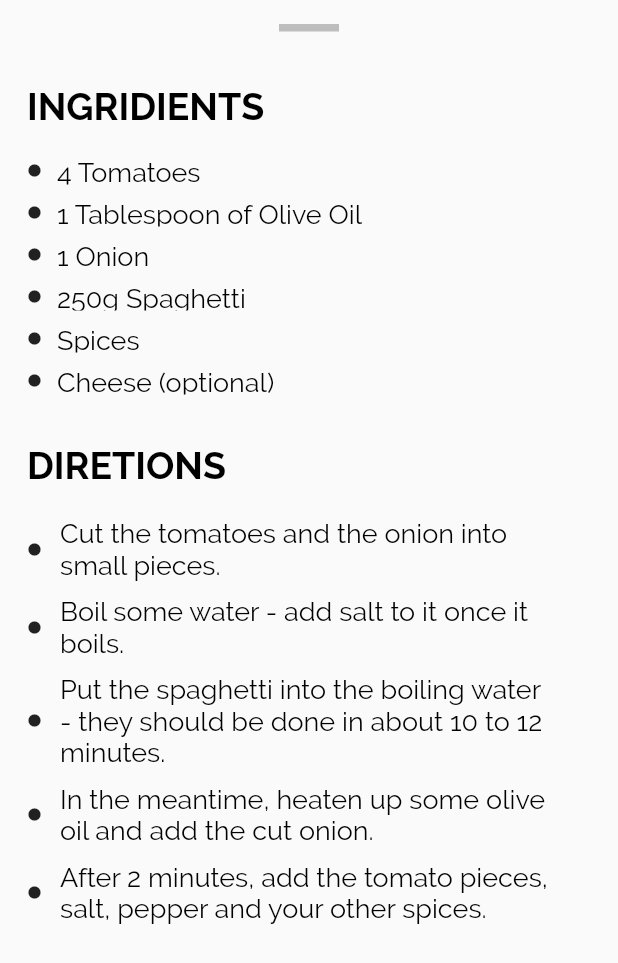
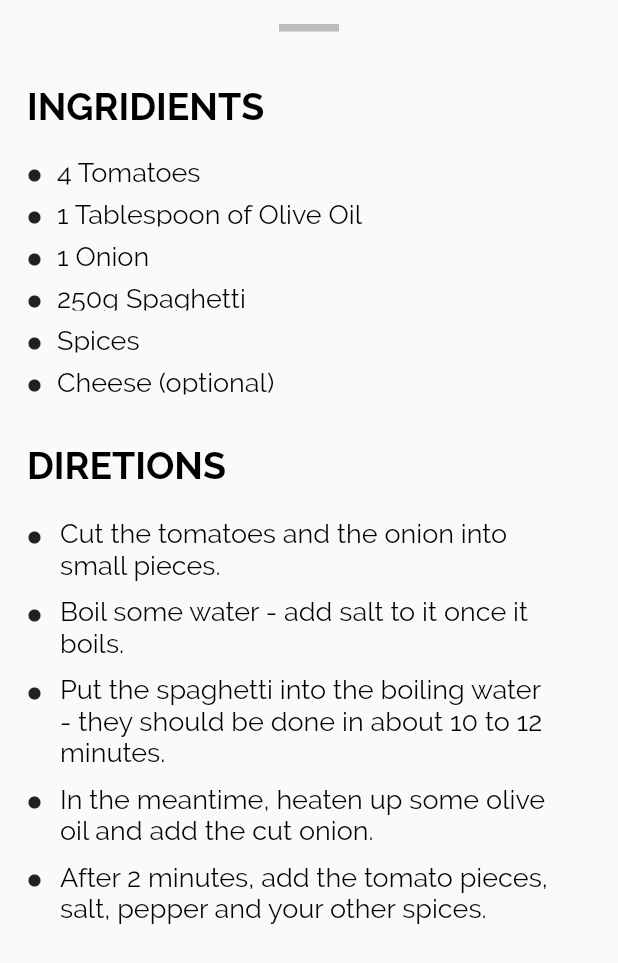
Before and after one commit to Dante291/Meal_app, a Flutter app: what panel_widget() shows on an empty page, opened directly with sample values from the repository, on a phone screen of 412 x 824 dp. Shown: the top 963 px of the screen. Run offline on Flutter 3.47's test engine with Material 2 defaults, Android fonts, the phone set to English and light mode, and no system bars; our stand-ins replace sliding_up_panel.

Commit message:
fixing recipe screen

```diff
--- a/lib/panel.dart
+++ b/lib/panel.dart
@@ -17,7 +17,7 @@ class panel_widget extends StatefulWidget {
 }
 
 class panel_widgetState extends State<panel_widget> {
-  bool allowListScrolling = false;
+  bool allowListScrolling = true;
   final Meal selectedmeal;
   final ScrollController controller;
 
@@ -71,7 +71,7 @@ class panel_widgetState extends State<panel_widget> {
                   SizedBox(
                     height: 190,
                     child: ListView.builder(
-                      physics: allowListScrolling
+                      physics: (allowListScrolling == false)
                           ? const AlwaysScrollableScrollPhysics()
                           : const NeverScrollableScrollPhysics(),
                       padding: const EdgeInsets.symmetric(vertical: 8),
@@ -85,10 +85,19 @@ class panel_widgetState extends State<panel_widget> {
                               padding: const EdgeInsets.symmetric(
                                   horizontal: 10, vertical: 3),
                               height: 25,
-                              child: Row(children: [
-                                const Icon(
+                              child: Row(
+                                  crossAxisAlignment: CrossAxisAlignment.start,
+                                  children: [
+                                    const Column(
+                                      children: [
+                                        SizedBox(
+                                          height: 8,
+                                        ),
+                                        Icon(
                                           Icons.circle,
                                           size: 10,
+                                        ),
+                                      ],
                                     ),
                                     const SizedBox(
                                       width: 10,
@@ -122,20 +131,27 @@ class panel_widgetState extends State<panel_widget> {
                       itemBuilder: (context, index) {
                         return Container(
                           padding: const EdgeInsets.symmetric(
-                              horizontal: 10, vertical: 0),
+                              horizontal: 10, vertical: 5),
                           child: Row(
-                              crossAxisAlignment: CrossAxisAlignment.center,
+                              crossAxisAlignment: CrossAxisAlignment.start,
                               children: [
-                                const Icon(
+                                const Column(
+                                  children: [
+                                    SizedBox(
+                                      height: 8,
+                                    ),
+                                    Icon(
                                       Icons.circle,
                                       size: 10,
+                                    ),
+                                  ],
                                 ),
                                 const SizedBox(
                                   width: 2,
                                 ),
                                 Container(
                                   padding: const EdgeInsets.symmetric(
-                                      horizontal: 10, vertical: 5),
+                                      horizontal: 10, vertical: 0),
                                   constraints: BoxConstraints(
                                       maxWidth:
                                           MediaQuery.of(context).size.width *
```
Lines whose indentation alone changed are shown as unchanged.
